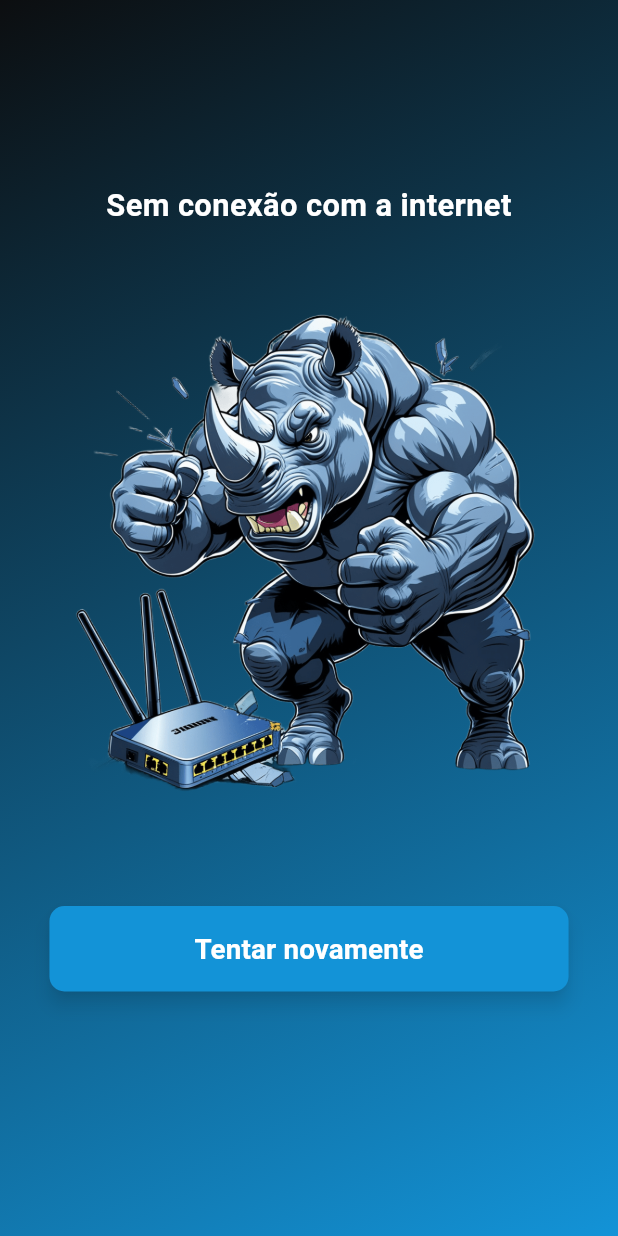
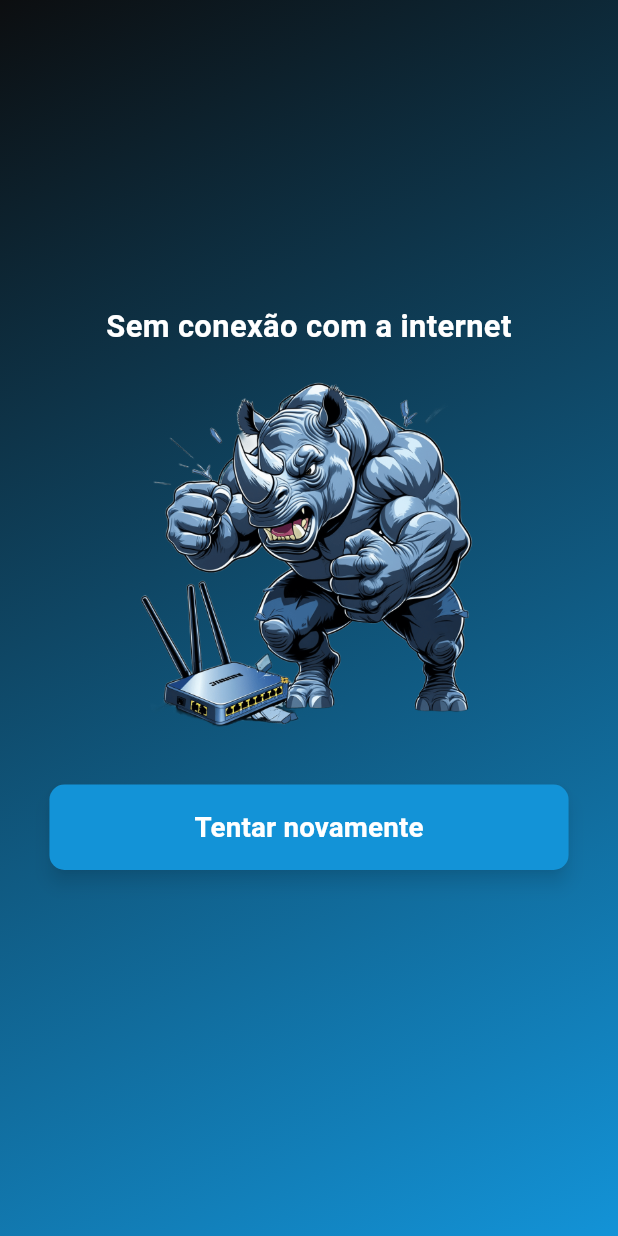
Before and after one commit to Mathprimus/app_monster, a Flutter app: the screen it shows after launch, on a phone screen of 412 x 824 dp. Run offline on Flutter 3.47's test engine with Material 3 defaults, Android fonts, the phone set to English and light mode, and no system bars; our stand-ins replace connectivity_plus, firebase_core; accounts and stored records are empty; network calls fail.

Commit message:
responsividade main

```diff
--- a/lib/main.dart
+++ b/lib/main.dart
@@ -98,9 +98,8 @@ class _LoadingScreenState extends State<LoadingScreen> {
               mainAxisAlignment: MainAxisAlignment.center,
               children: [
                 SizedBox(
-                  width: size.width * 1, // Limita o tamanho da imagem
-                  height: size.height *
-                      0.5, // Evita que a imagem ocupe espaço demais
+                  width: size.width * 0.8, // No máximo 80% da largura
+                  height: size.height * 0.5 > 250 ? 250 : size.height * 0.5,
                   child: Image.asset(
                     "assets/images/MonterRankingThumbs.png",
                     fit: BoxFit.contain,
@@ -113,7 +112,8 @@ class _LoadingScreenState extends State<LoadingScreen> {
                 Text(
                   "Verificando conexão...",
                   style: TextStyle(
-                      fontSize: 18,
+                      fontSize:
+                          size.width * 0.045 > 14 ? size.width * 0.045 : 14,
                       fontWeight: FontWeight.bold,
                       color: Colors.white),
                 ),
@@ -151,7 +151,7 @@ class NoConnectionScreen extends StatelessWidget {
                 Text(
                   "Sem conexão com a internet",
                   style: TextStyle(
-                    fontSize: size.width * 0.05,
+                    fontSize: size.width * 0.05 > 16 ? size.width * 0.05 : 16,
                     fontWeight: FontWeight.bold,
                     color: Colors.white,
                   ),
@@ -159,9 +159,8 @@ class NoConnectionScreen extends StatelessWidget {
                 ),
                 SizedBox(height: size.height * 0.02),
                 SizedBox(
-                  width: size.width * 1, // Limita o tamanho da imagem
-                  height: size.height *
-                      0.5, // Evita que a imagem ocupe espaço demais
+                  width: size.width * 0.8, // Limita o tamanho da imagem
+                  height: size.height * 0.5 > 250 ? 250 : size.height * 0.5,
                   child: Image.asset(
                     "assets/images/MonsterRankingSemConexao.png",
                     fit: BoxFit.contain,
@@ -186,7 +185,8 @@ class NoConnectionScreen extends StatelessWidget {
                     child: Text(
                       "Tentar novamente",
                       style: TextStyle(
-                        fontSize: size.width * 0.045,
+                        fontSize:
+                            size.width * 0.045 > 14 ? size.width * 0.045 : 14,
                         color: Colors.white,
                         fontWeight: FontWeight.bold,
                       ),
```
